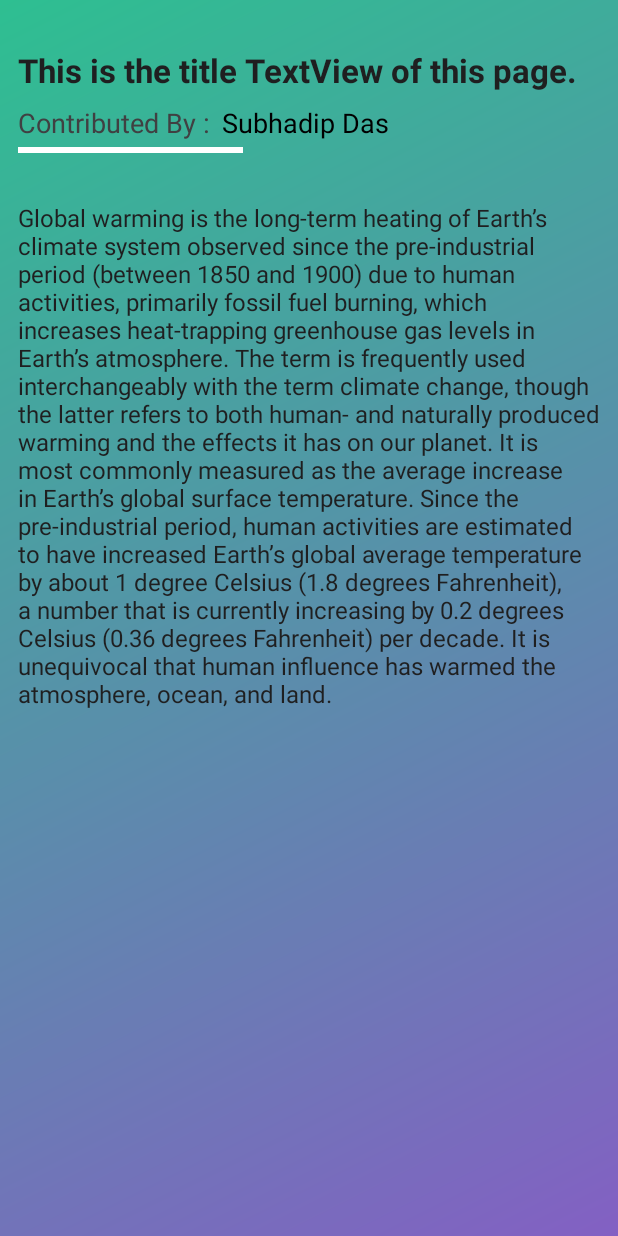
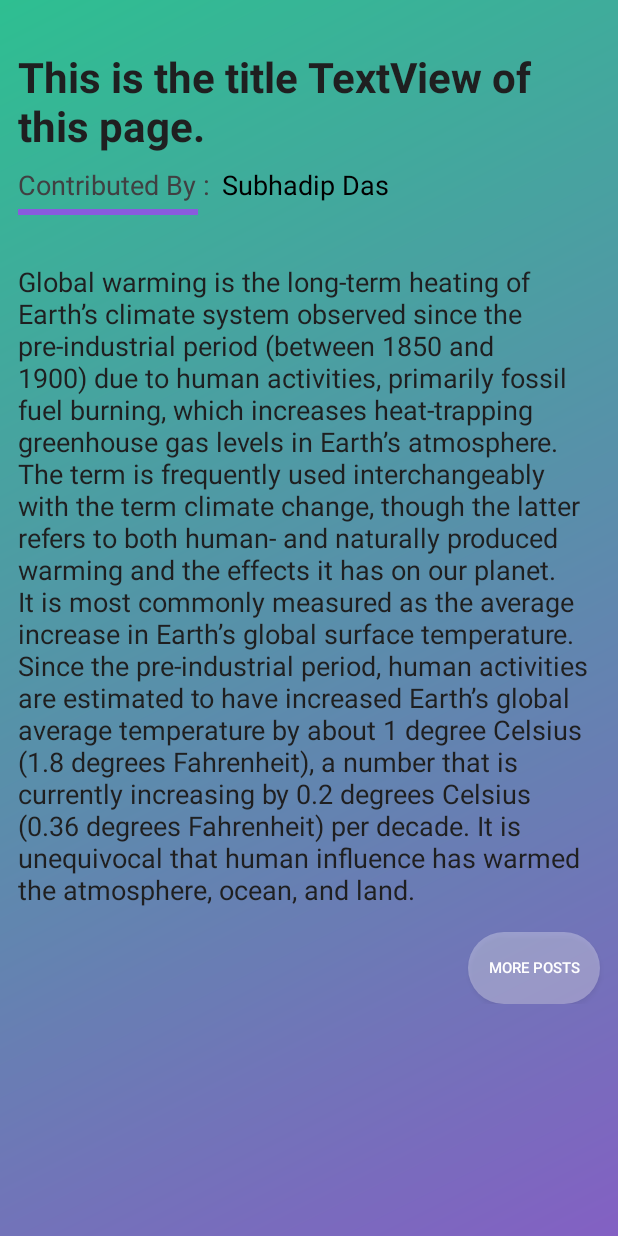
Before and after one commit to RahulSoni0/KnowEco, an Android app: the PostDetailsActivity screen opened directly, with no data from a screen before it, on a phone screen of 412 x 824 dp. Run offline under Robolectric (Android 15) with nearby library versions, the phone set to English and light mode, and no system bars; Roboto replaces fonts that are not available here.

Commit message:
post details activity layout done - updated (scroller added)

```diff
--- a/app/src/main/res/layout/activity_post_details.xml
+++ b/app/src/main/res/layout/activity_post_details.xml
@@ -6,6 +6,21 @@
     android:layout_height="match_parent"
     tools:context=".Activity.PostDetailsActivity"
     android:background="@drawable/grad3"
+    android:paddingBottom="32dp"
+    >
+
+    <ScrollView
+        android:layout_width="match_parent"
+        android:layout_height="wrap_content"
+        app:layout_constraintLeft_toLeftOf="parent"
+        app:layout_constraintRight_toRightOf="parent"
+        app:layout_constraintTop_toTopOf="parent"
+        >
+
+        <androidx.constraintlayout.widget.ConstraintLayout
+            android:layout_width="match_parent"
+            android:layout_height="wrap_content"
+            android:paddingBottom="16dp"
             >
 
             <TextView
@@ -15,7 +30,7 @@
                 android:fontFamily="sans-serif"
                 android:text="This is the title TextView of this page."
                 android:textColor="#1F1F20"
-        android:textSize="22sp"
+                android:textSize="28sp"
                 android:textStyle="bold"
                 android:textAlignment="textStart"
                 app:layout_constraintTop_toTopOf="parent"
@@ -72,10 +87,10 @@
             </LinearLayout>
             <View
                 android:id="@+id/line"
-        android:layout_width="150dp"
+                android:layout_width="120dp"
                 android:layout_height="4dp"
                 app:layout_constraintTop_toBottomOf="@id/l1"
-        android:background="@color/white"
+                android:background="#895BDD"
                 android:layout_marginLeft="12dp"
                 app:layout_constraintLeft_toLeftOf="parent"
                 android:layout_marginTop="4dp"
@@ -89,7 +104,8 @@
                 android:text="Global warming is the long-term heating of Earth’s climate system observed since the pre-industrial period (between 1850 and 1900) due to human activities, primarily fossil fuel burning, which increases heat-trapping greenhouse gas levels in Earth’s atmosphere. The term is frequently used interchangeably with the term climate change, though the latter refers to both human- and naturally produced warming and the effects it has on our planet. It is most commonly measured as the average increase in Earth’s global surface temperature.
 Since the pre-industrial period, human activities are estimated to have increased Earth’s global average temperature by about 1 degree Celsius (1.8 degrees Fahrenheit), a number that is currently increasing by 0.2 degrees Celsius (0.36 degrees Fahrenheit) per decade. It is unequivocal that human influence has warmed the atmosphere, ocean, and land."
                 android:textColor="#1F1F20"
-        android:textSize="16sp"
+                android:textSize="18sp"
+
                 android:textStyle="normal"
                 android:textAlignment="textStart"
                 app:layout_constraintTop_toBottomOf="@id/line"
@@ -99,4 +115,33 @@ Since the pre-industrial period, human activities are estimated to have increase
 
                 />
 
+            <androidx.appcompat.widget.AppCompatButton
+                android:id="@+id/back_to_main_activity"
+                android:layout_height="wrap_content"
+                android:layout_width="wrap_content"
+                android:background="@drawable/shapebtn"
+                android:textAlignment="center"
+                android:text="More Posts"
+                android:padding="8dp"
+                android:foreground="?selectableItemBackground"
+                android:clickable="true"
+                android:focusable="true"
+                android:textColor="@android:color/white"
+                android:textSize="10sp"
+                android:textStyle="normal"
+                app:layout_constraintTop_toBottomOf="@id/show_description"
+                app:layout_constraintRight_toRightOf="parent"
+                android:layout_marginRight="12dp"
+                android:layout_marginTop="16dp"
+
+
+
+                />
+
+
         </androidx.constraintlayout.widget.ConstraintLayout>
+
+    </ScrollView>
+
+
+</androidx.constraintlayout.widget.ConstraintLayout>
```
Lines whose indentation alone changed are shown as unchanged.
